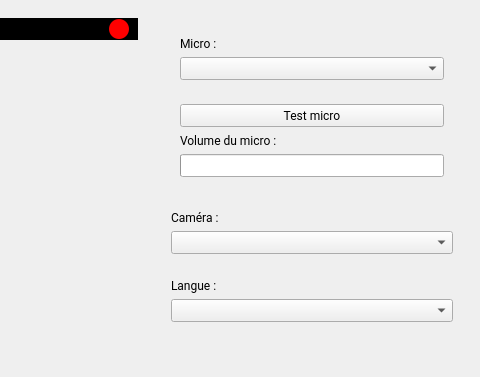
First picture: the form in acquisition_project/acquisition/ui/main_pyside.ui, repository Yoan-Lespessailles/acquisition_donnees, before the edit; both pictures show x 340 to 820 and y 0 to 377 of the 820 by 567 pixel window.
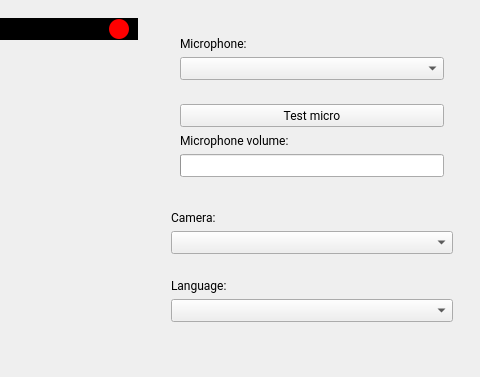
Second picture: the form after the edit.

Commit message: Modification de l'interface + modification du readme.md

```diff
--- a/acquisition_project/acquisition/ui/main_pyside.ui
+++ b/acquisition_project/acquisition/ui/main_pyside.ui
@@ -150,7 +150,7 @@
                 </font>
                </property>
                <property name="text">
-                <string>Micro :</string>
+                <string>Microphone:</string>
                </property>
                <property name="buddy">
                 <cstring>select_micro</cstring>
@@ -216,7 +216,7 @@
                 </font>
                </property>
                <property name="text">
-                <string>Volume du micro :</string>
+                <string>Microphone volume:</string>
                </property>
               </widget>
              </item>
@@ -258,7 +258,7 @@
              </font>
             </property>
             <property name="text">
-             <string>Caméra :</string>
+             <string>Camera:</string>
             </property>
             <property name="buddy">
              <cstring>select_camera</cstring>
@@ -297,7 +297,7 @@
              </font>
             </property>
             <property name="text">
-             <string>Langue :</string>
+             <string>Language:</string>
             </property>
             <property name="buddy">
              <cstring>select_camera</cstring>
```
The commit also changes 2 other files.
